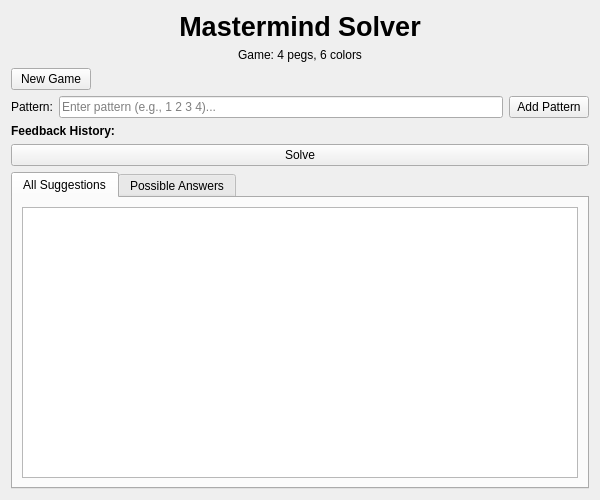
First picture: the form in src/gui/MastermindWidget.ui, repository satsinush/word-games, before the edit.
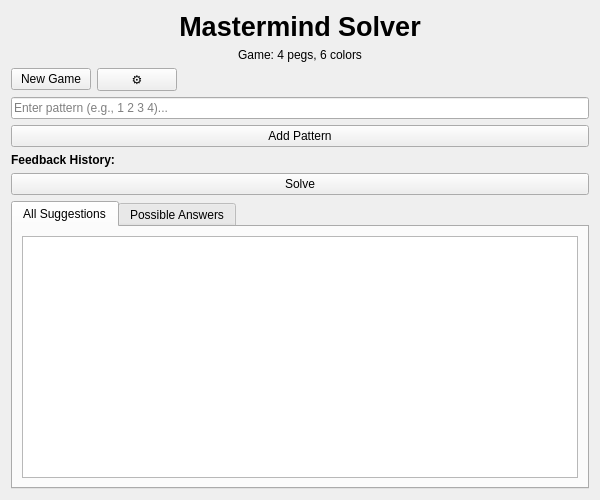
Second picture: the form after the edit.

Patch:
```diff
--- a/src/gui/MastermindWidget.ui
+++ b/src/gui/MastermindWidget.ui
@@ -50,6 +50,13 @@
        </property>
       </widget>
      </item>
+     <item>
+      <widget class="QPushButton" name="settingsBtn">
+       <property name="text">
+        <string>⚙</string>
+       </property>
+      </widget>
+     </item>
      <item>
       <spacer name="topSpacer">
        <property name="orientation">
@@ -66,15 +73,6 @@
     </layout>
    </item>
    <item>
-    <layout class="QHBoxLayout" name="patternLayout">
-     <item>
-      <widget class="QLabel" name="patternLabel">
-       <property name="text">
-        <string>Pattern:</string>
-       </property>
-      </widget>
-     </item>
-     <item>
       <widget class="QLineEdit" name="patternField">
        <property name="placeholderText">
         <string>Enter pattern (e.g., 1 2 3 4)...</string>
@@ -87,8 +85,6 @@
         <string>Add Pattern</string>
        </property>
       </widget>
-     </item>
-    </layout>
    </item>
    <item>
     <widget class="QLabel" name="feedbackListLabel">
```
Lines whose indentation alone changed are shown as unchanged.
